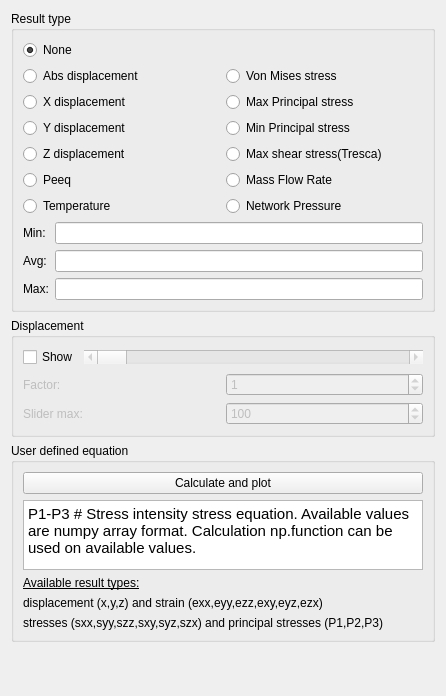
Qt form src/Mod/Fem/Gui/Resources/ui/ResultShow.ui (Walgri/FreeCAD_bhb) before a commit.
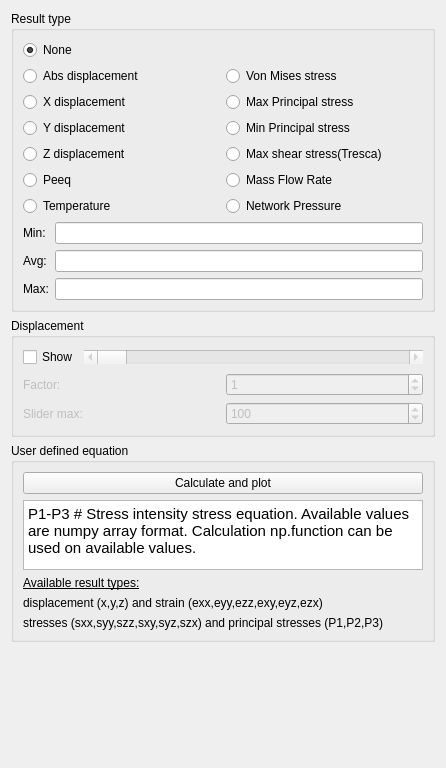
The same form after that commit. Custom widgets are drawn as their Qt base class.

Commit message: FEM: restult task panel, add automatic displacement factor

The edit to the form file:
```diff
--- a/src/Mod/Fem/Gui/Resources/ui/ResultShow.ui
+++ b/src/Mod/Fem/Gui/Resources/ui/ResultShow.ui
@@ -7,7 +7,7 @@
     <x>0</x>
     <y>0</y>
     <width>446</width>
-    <height>696</height>
+    <height>768</height>
    </rect>
   </property>
   <property name="windowTitle">
```
Left out of the diff: 4 changed lines with no effect on the pictures. The commit also changes 1 other file.
